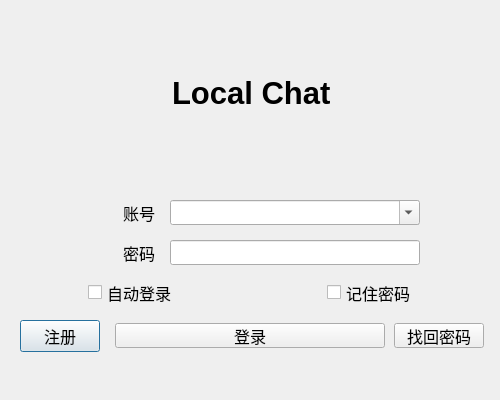
First picture: the form in ChatClient/logindialog.ui, repository chfyjy/LocalChat, before the edit.
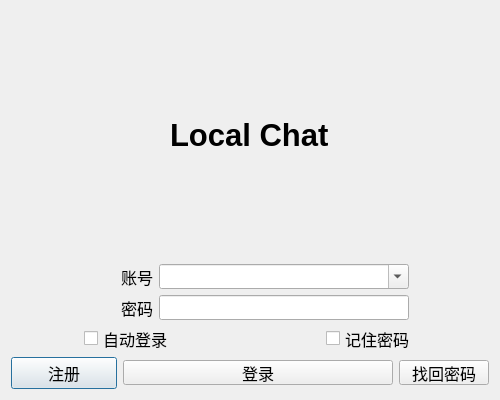
Second picture: the form after the edit.

The edit to the form file:
```diff
--- a/ChatClient/logindialog.ui
+++ b/ChatClient/logindialog.ui
@@ -27,20 +27,8 @@
   <property name="whatsThis">
    <string/>
   </property>
-  <widget class="QWidget" name="layoutWidget">
-   <property name="geometry">
-    <rect>
-     <x>20</x>
-     <y>1</y>
-     <width>464</width>
-     <height>351</height>
-    </rect>
-   </property>
-   <layout class="QVBoxLayout" name="verticalLayout" stretch="2,1,1,1,1">
-    <property name="spacing">
-     <number>15</number>
-    </property>
-    <item alignment="Qt::AlignHCenter|Qt::AlignVCenter">
+  <layout class="QVBoxLayout" name="verticalLayout">
+   <item alignment="Qt::AlignHCenter">
      <widget class="QLabel" name="label">
       <property name="font">
        <font>
@@ -206,7 +194,6 @@
      </layout>
     </item>
    </layout>
-  </widget>
  </widget>
  <resources/>
  <connections/>
```
Lines whose indentation alone changed are shown as unchanged.
